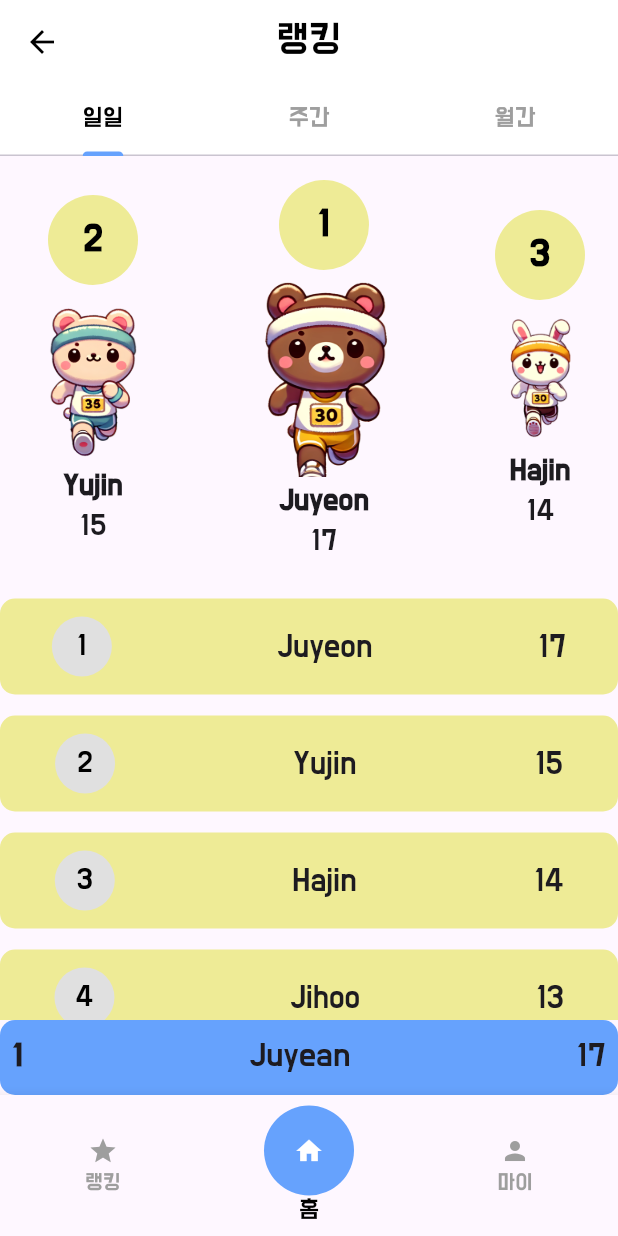
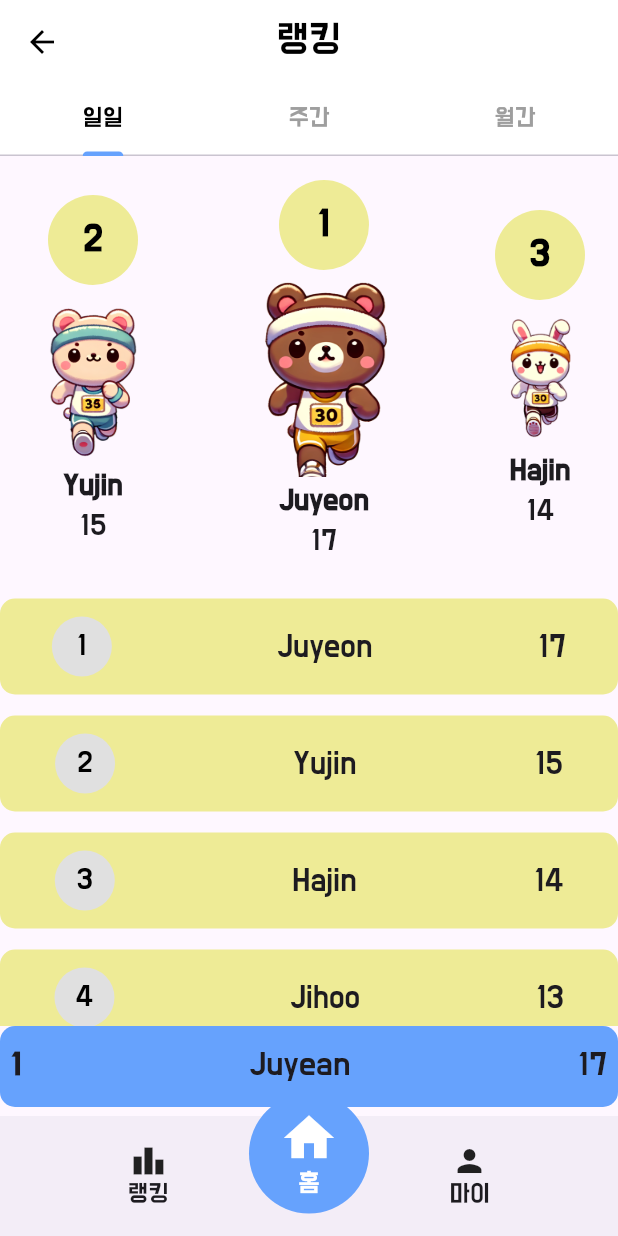
Before and after one commit to SungJuyeon/runner, a Flutter app: the ranking_page screen opened by its route, on a phone screen of 412 x 824 dp. Run offline on Flutter 3.47's test engine with Material 3 defaults, Android fonts, the phone set to English and light mode, and no system bars.

Commit message:
폰트설정 제거 및 네비게이션바수정

```diff
--- a/lib/pages/ranking_page.dart
+++ b/lib/pages/ranking_page.dart
@@ -1,4 +1,5 @@
 import 'package:flutter/material.dart';
+import 'navigationBar.dart';
 
 class ranking_page extends StatefulWidget {
   @override
@@ -62,7 +63,10 @@ class _RankingPageState extends State<ranking_page> with SingleTickerProviderSta
               ],
             ),
           ),
-          buildCurrentUserRankingTile(1, 'Juyean', 17),
+          Padding(
+            padding: const EdgeInsets.only(bottom: 6.0), // 위로 5픽셀 올리기
+            child: buildCurrentUserRankingTile(1, 'Juyean', 17),
+          ),
         ],
       ),
       bottomNavigationBar: buildBottomNavigationBar(), // BottomNavigationBar 네비게이션 바
@@ -177,39 +181,67 @@ class _RankingPageState extends State<ranking_page> with SingleTickerProviderSta
 
 
   Widget buildBottomNavigationBar() {
-    return BottomNavigationBar(
-      items: [
-        BottomNavigationBarItem(
-          icon: Icon(Icons.star), // 랭킹 아이콘
-          label: '랭킹',
+    return Stack(
+      alignment: Alignment.center,
+      clipBehavior: Clip.none,
+      children: [
+        BottomAppBar(
+          child: Row(
+            mainAxisAlignment: MainAxisAlignment.spaceEvenly,
+            children: [
+              InkWell(
+                onTap: () => onRankingPressed(), // "랭킹" 버튼의 onTap 함수 호출
+                child: Column(
+                  mainAxisSize: MainAxisSize.min,
+                  children: const [
+                    Icon(Icons.leaderboard),
+                    Text('랭킹'),
+                  ],
+                ),
+              ),
+              const SizedBox(width: 48), // 홈 버튼 공간 확보
+              InkWell(
+                onTap: () => onProfilePressed(), // "마이" 버튼의 onTap 함수 호출
+                child: Column(
+                  mainAxisSize: MainAxisSize.min,
+                  children: const [
+                    Icon(Icons.person),
+                    Text('마이'),
+                  ],
+                ),
+              ),
+            ],
+          ),
         ),
-        BottomNavigationBarItem(
-          icon: Container(
-            height: 60,
-            width: 60,
-            decoration: BoxDecoration(
-              shape: BoxShape.circle,
-              color: Color(0xFF66A2FD),
+        Positioned(
+          bottom: 15, // 홈 버튼 원 위치 조정
+          child: InkWell(
+            onTap: () => onHomePressed(), // "홈" 버튼의 onTap 함수 호출
+            child: Container(
+              width: 80,
+              height: 80,
+              decoration: BoxDecoration(
+                color: const Color(0xFF66A2FD),
+                shape: BoxShape.circle,
+              ),
+              child: Column(
+                mainAxisAlignment: MainAxisAlignment.center,
+                children: const[
+                  Icon(
+                    Icons.home,
+                    color: Colors.white,
+                    size: 40,
+                  ),
+                  Text(
+                    '홈',
+                    style: TextStyle(color: Colors.white, fontSize: 15),
+                  ),
+                ],
+              ),
             ),
-            child: Icon(Icons.home, color: Colors.white), // 홈 아이콘
           ),
-          label: '홈',
-        ),
-        BottomNavigationBarItem(
-          icon: Icon(Icons.person), // 마이 아이콘
-          label: '마이',
         ),
       ],
-      currentIndex: 1, // 홈 버튼이 현재 선택된 상태로 표시
-      selectedItemColor: Colors.black,
-      unselectedItemColor: Colors.grey,
-      iconSize: 20,
-      onTap: (index) {
-        // 버튼 클릭 시의 동작 처리
-        setState(() {
-          // 선택된 인덱스에 따라 화면 전환 로직을 추가할 수 있습니다.
-        });
-      },
     );
   }
 
@@ -220,7 +252,7 @@ class _RankingPageState extends State<ranking_page> with SingleTickerProviderSta
         color: blueColor,
         borderRadius: BorderRadius.circular(10),
       ),
-      padding: EdgeInsets.symmetric(vertical: 12, horizontal: 8),
+      padding: EdgeInsets.symmetric(vertical: 14, horizontal: 7),
       child: Row(
         mainAxisAlignment: MainAxisAlignment.spaceBetween,
         children: [
```
